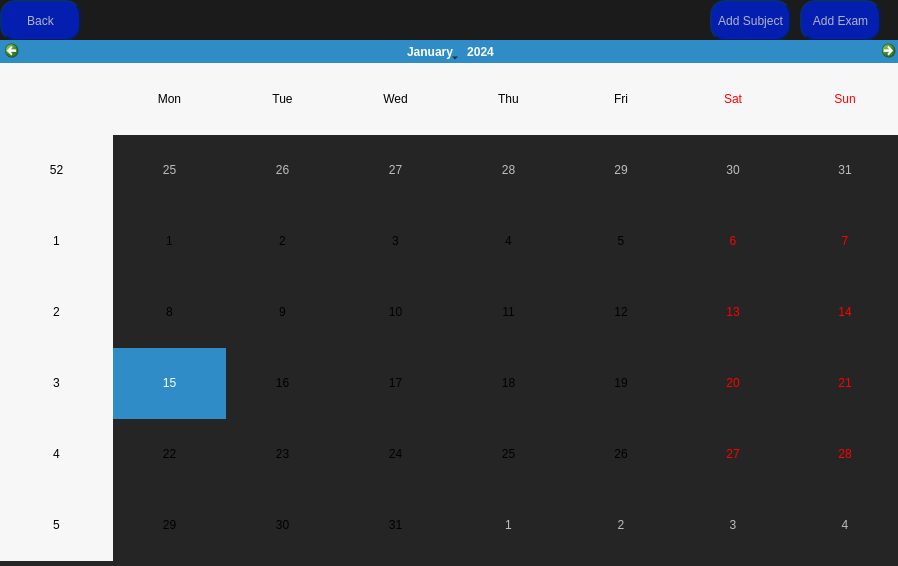
Qt form StudySphere/StudySphere.ui (AlexOfRivia/Hackathon-WFIS) before a commit.
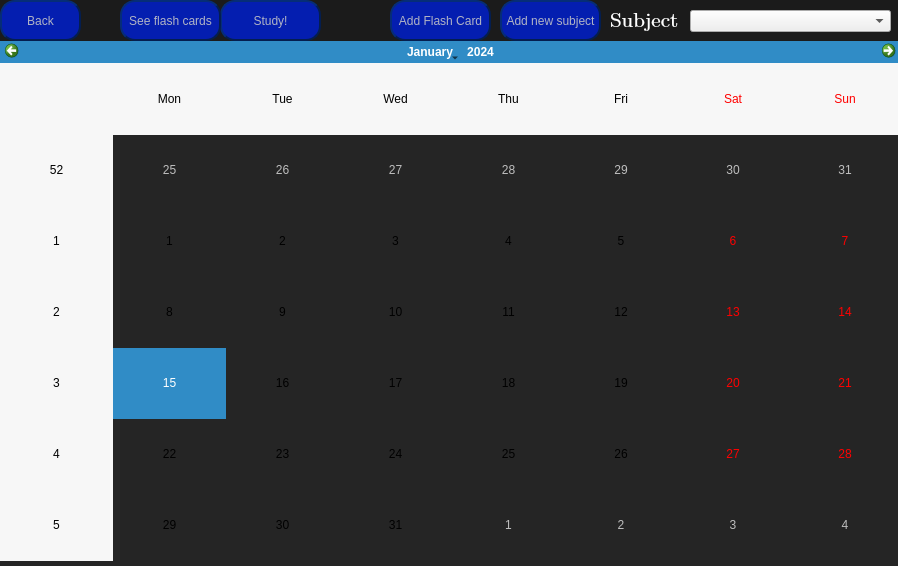
The same form after that commit.

Commit message: made changes to flash cards

Patch:
```diff
--- a/StudySphere/StudySphere.ui
+++ b/StudySphere/StudySphere.ui
@@ -334,7 +334,7 @@
       <widget class="QPushButton" name="studyButton">
        <property name="geometry">
         <rect>
-         <x>190</x>
+         <x>220</x>
          <y>0</y>
          <width>101</width>
          <height>41</height>
@@ -369,6 +369,44 @@
         <string>Study!</string>
        </property>
       </widget>
+      <widget class="QPushButton" name="seeFlashCardsButton">
+       <property name="geometry">
+        <rect>
+         <x>120</x>
+         <y>0</y>
+         <width>101</width>
+         <height>41</height>
+        </rect>
+       </property>
+       <property name="styleSheet">
+        <string notr="true">QPushButton{
+	font: 700 10pt &quot;Cambria Math&quot;;
+	color: rgba(200,200,200,225);
+	background-color: rgba(4,30,176,255);		
+	border-radius: 15px;
+	border-style: outset;
+    border-width: 2px;
+    border-color: rgba(4,30,80,255);	
+}
+QPushButton:Hover
+{
+	background-color: rgba(4,30,146,255);	
+	border: inset;
+}
+QPushButton:Pressed
+{
+	background-color: rgba(4,30,120,255);	
+	border: inset;
+}
+
+
+
+</string>
+       </property>
+       <property name="text">
+        <string>See flash cards</string>
+       </property>
+      </widget>
      </widget>
      <widget class="QFrame" name="calendarFrame">
       <property name="geometry">
@@ -706,6 +744,8 @@
        </property>
       </widget>
      </widget>
+     <zorder>calendarFrame</zorder>
+     <zorder>frame_2</zorder>
     </widget>
     <zorder>flashCardsButton</zorder>
     <zorder>calendarButton</zorder>
```
The commit also changes 3 other files.
